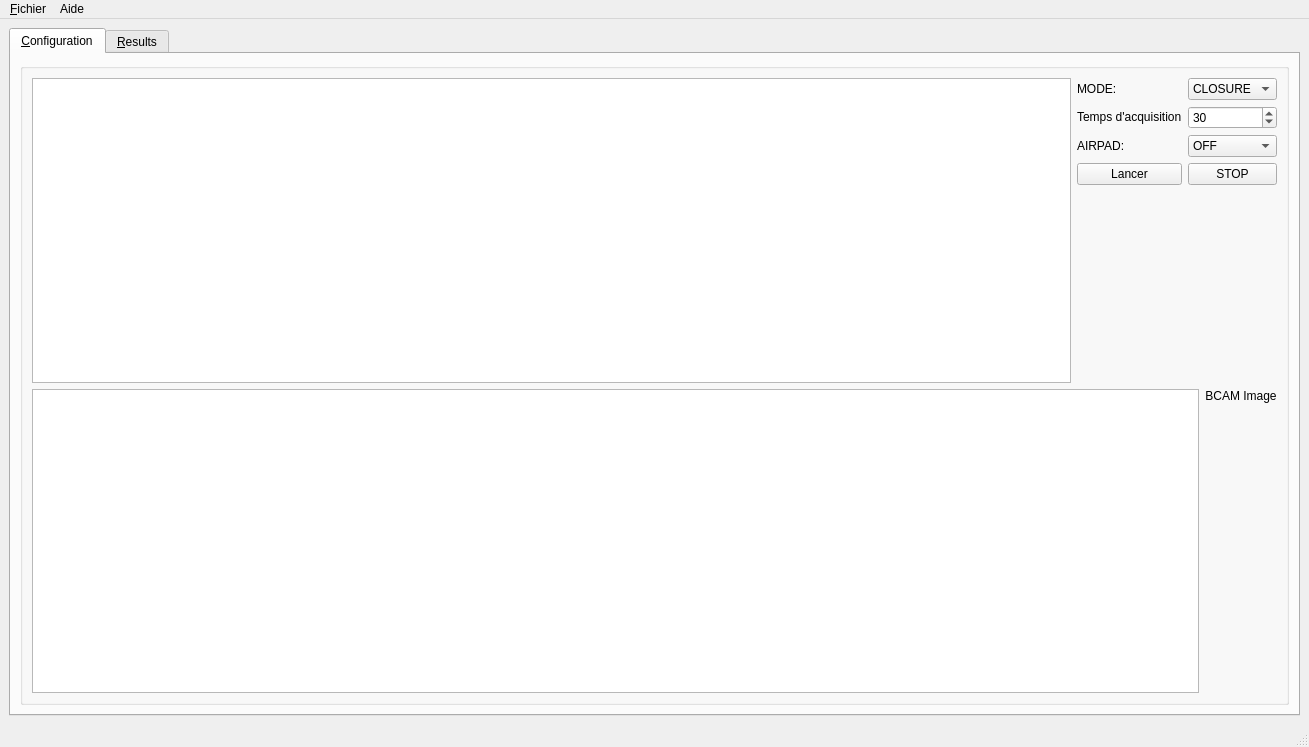
This is ADEPO/ATLAS_BCAM.ui in CERN/atlas-adepo as Qt 5 draws it before an edit. The edited form follows.
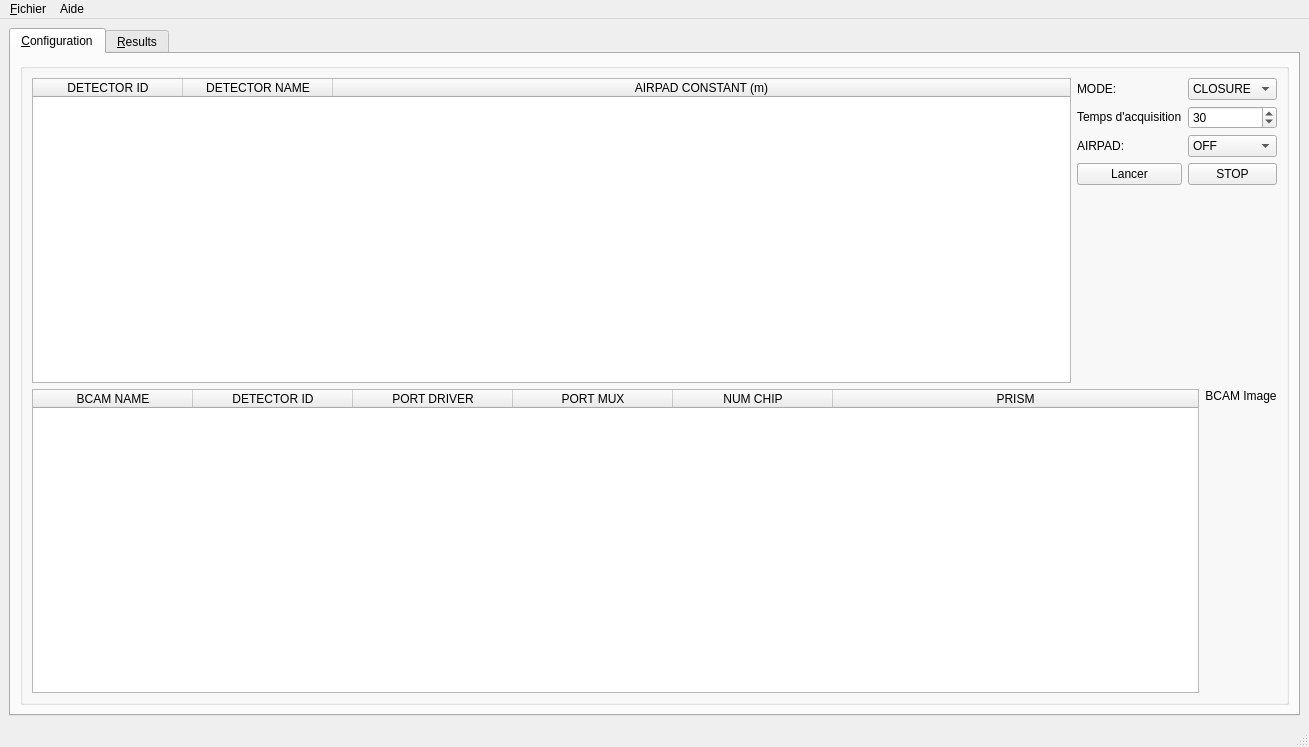
This is the edited form. The open tabs and pages were chosen to show the change. Icons and pictures are not drawn.

Commit message: Display num chip

```diff
--- a/ADEPO/ATLAS_BCAM.ui
+++ b/ADEPO/ATLAS_BCAM.ui
@@ -96,7 +96,7 @@
                   <bool>true</bool>
                  </property>
                  <attribute name="horizontalHeaderVisible">
-                  <bool>false</bool>
+                  <bool>true</bool>
                  </attribute>
                  <attribute name="horizontalHeaderCascadingSectionResizes">
                   <bool>false</bool>
@@ -320,7 +320,7 @@
                   <bool>true</bool>
                  </property>
                  <attribute name="horizontalHeaderVisible">
-                  <bool>false</bool>
+                  <bool>true</bool>
                  </attribute>
                  <attribute name="horizontalHeaderDefaultSectionSize">
                   <number>160</number>
@@ -372,6 +372,11 @@
                    <string>PORT MUX</string>
                   </property>
                  </column>
+                 <column>
+                  <property name="text">
+                   <string>NUM CHIP</string>
+                  </property>
+                 </column>
                  <column>
                   <property name="text">
                    <string>PRISM</string>
```
Left out of the diff: 2 changed lines with no effect on the pictures. The commit also changes 2 other files.
